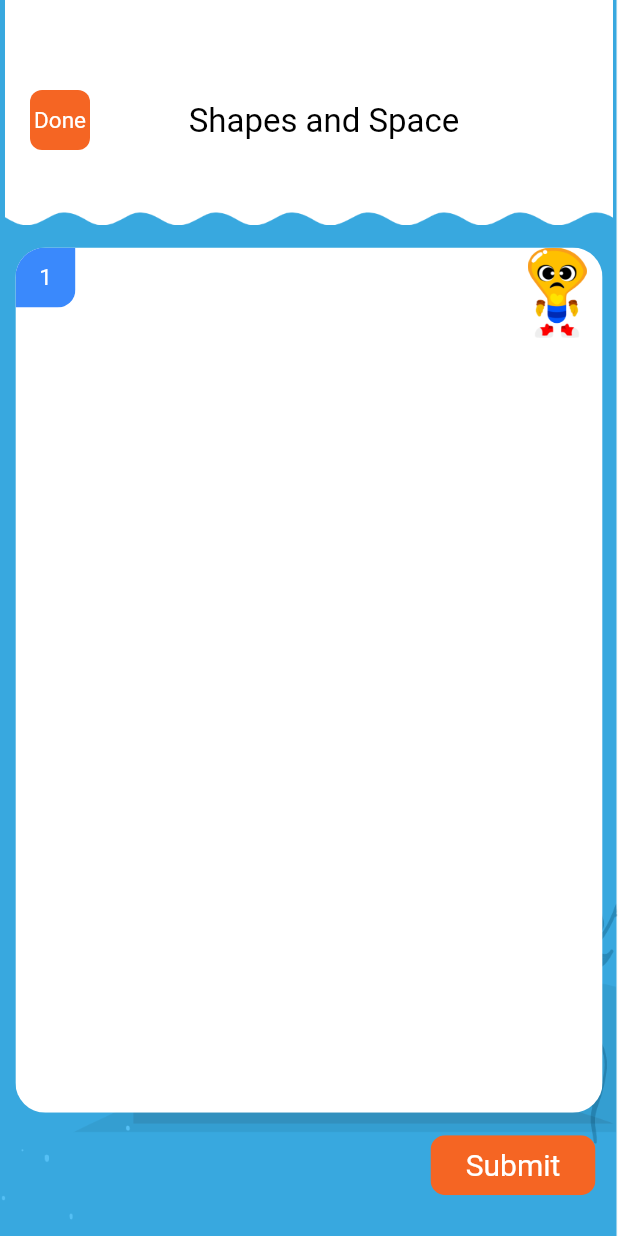
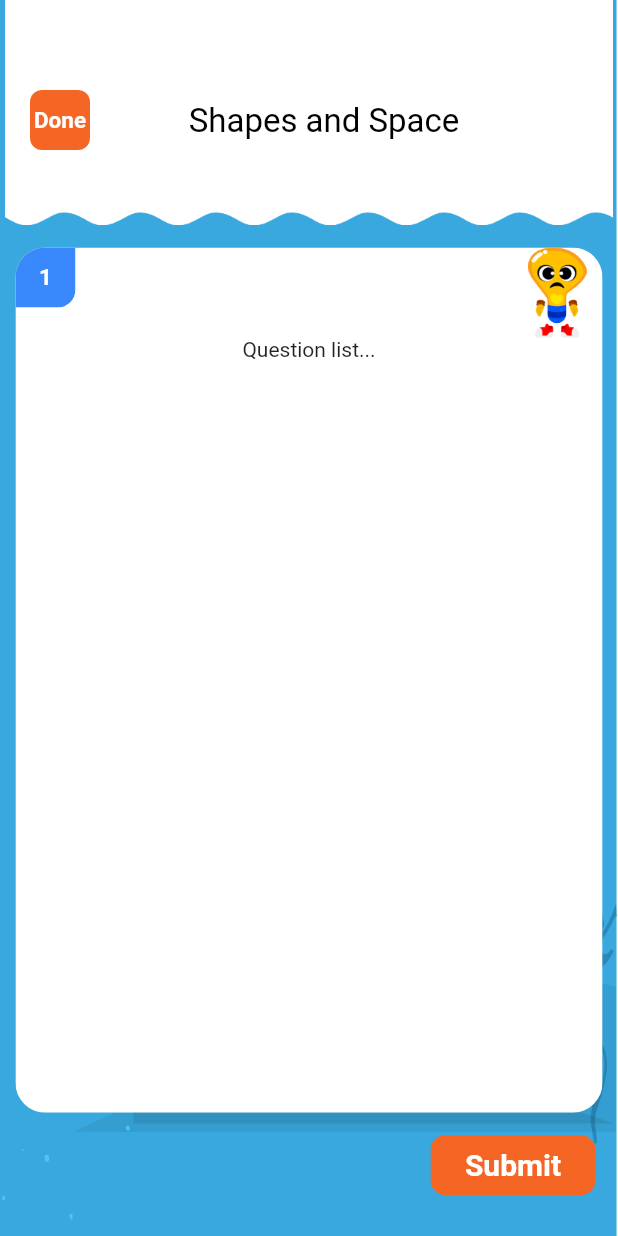
Before and after one commit to rajupraaa1234/mindsparkstudent, a Flutter app: the QuestionScreen screen opened directly, on a phone screen of 412 x 824 dp. Run offline on Flutter 3.47's test engine with Material 2 defaults, Android fonts, the phone set to English and light mode, and no system bars; our stand-ins replace flutter_svg, shared_preferences, sqflite; missing offline and left inert: dart:ffi; accounts and stored records are empty; project files that could hold a hidden picture were left out.

```diff
--- a/lib/Utils/Util.dart
+++ b/lib/Utils/Util.dart
@@ -15,7 +15,7 @@ class Util{
         borderRadius: BorderRadius.all(Radius.circular(rad)),
         child: Container(
           color: color,
-          child: Center(child: Text(btname,style: TextStyle(color: Colors.white,fontSize: fontsize,),)),
+          child: Center(child: Text(btname,style: TextStyle(color: Colors.white,fontSize: fontsize,fontWeight: FontWeight.bold),)),
         ),
       ),
     );
@@ -29,7 +29,7 @@ class Util{
         borderRadius: BorderRadius.only(topRight: Radius.circular(trrad),topLeft: Radius.circular(tlrad),bottomRight: Radius.circular(brrad),bottomLeft: Radius.circular(blrad)),
         child: Container(
           color: color,
-          child: Center(child: Text(btname,style: TextStyle(color: Colors.white,fontSize: fontsize,),)),
+          child: Center(child: Text(btname,style: TextStyle(color: Colors.white,fontSize: fontsize,fontWeight: FontWeight.bold),)),
         ),
       ),
     );
--- a/lib/screen/QuestionScreen.dart
+++ b/lib/screen/QuestionScreen.dart
@@ -18,6 +18,7 @@ class QuestionScreen extends StatelessWidget {
     var width = MediaQuery.of(context).size.width;
     var height = MediaQuery.of(context).size.height;
     return Scaffold(
+      resizeToAvoidBottomInset: false,
       body: Container(
           height: double.infinity,
           width: double.infinity,
@@ -89,6 +90,17 @@ class QuestionScreen extends StatelessWidget {
                                     child: Image.asset('assets/images/buddy_sad.png')
                                   )
                                 ],
+                              ),
+                              Expanded(
+                                child: SingleChildScrollView(
+                                  child: Column(
+                                    children: [
+                                        Container(
+                                          child: Text("Question list..."),
+                                        )
+                                    ],
+                                  ),
+                                ),
                               )
                             ],
                           ),
```
